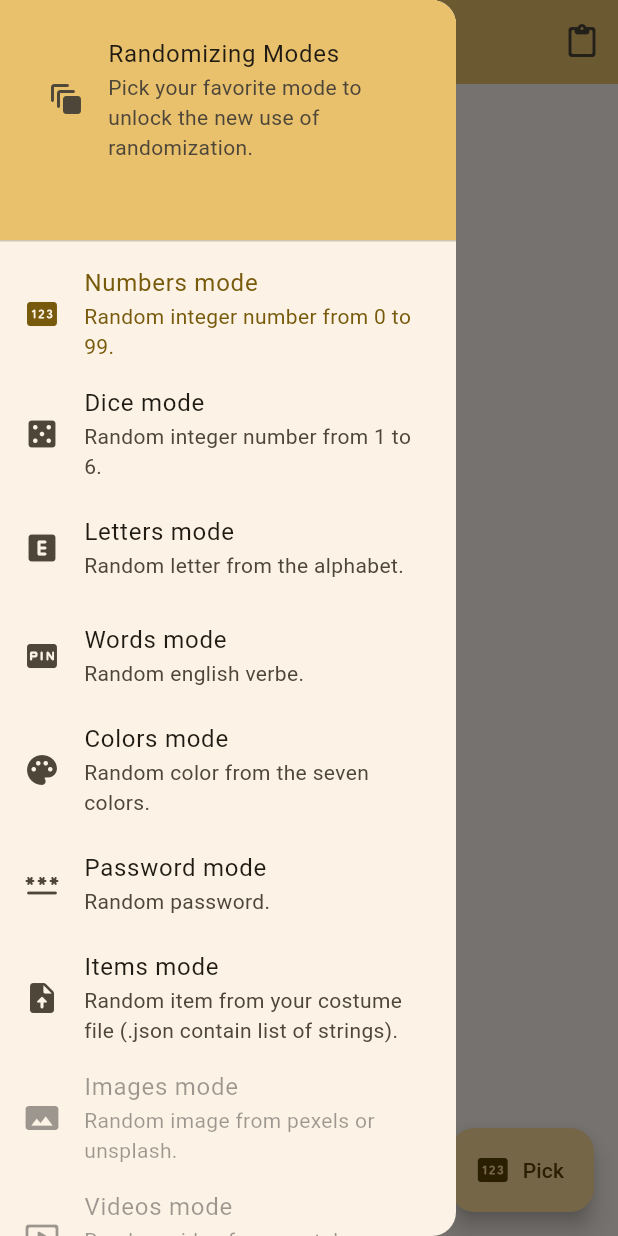
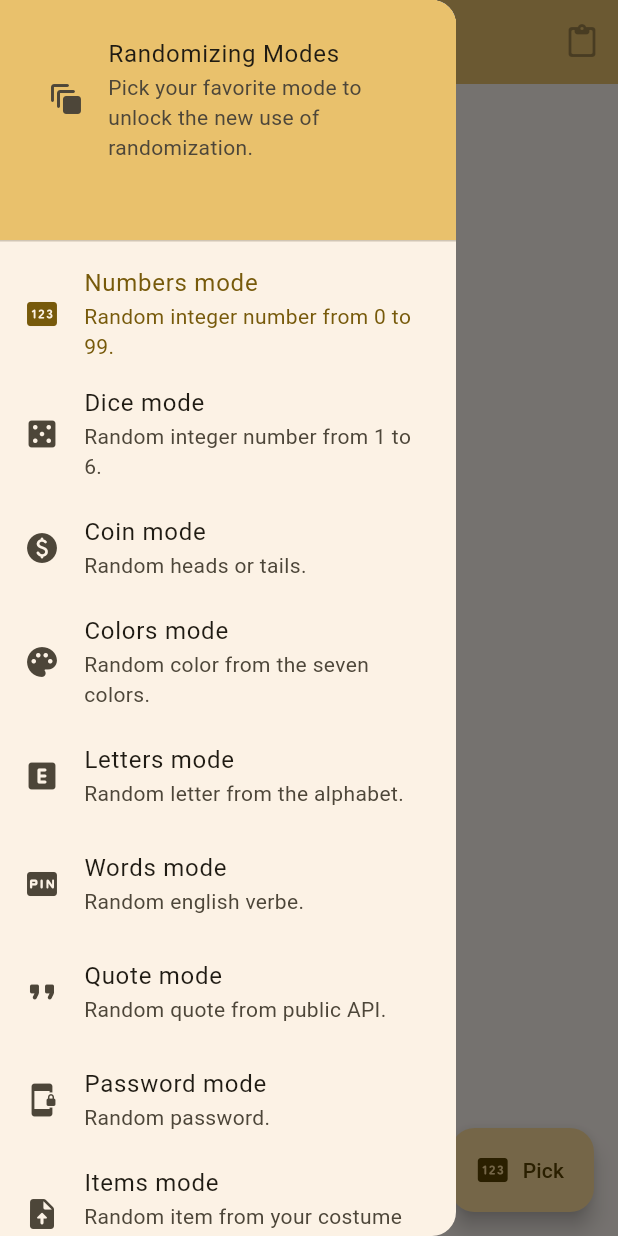
Before and after one commit to Meauh/randomizer, a Flutter app: the screen it shows after launch, with the side drawer open, on a phone screen of 412 x 824 dp. Run offline on Flutter 3.47's test engine with Material 3 defaults, Android fonts, the phone set to English and light mode, and no system bars; our stand-ins replace file_picker; missing offline and left inert: word_generator.

Commit message:
feat: add coin mode, add quote mode. - fix copy button (disabled state).

```diff
--- a/lib/main.dart
+++ b/lib/main.dart
@@ -90,6 +90,13 @@ class _MyHomePageState extends State<MyHomePage> {
       Icon(Icons.looks_one_rounded),
     ),
     ("Dice", "dice", "integer number from 1 to 6.", Icon(Icons.casino_rounded)),
+    ("Coin", "coin", "heads or tails.", Icon(Icons.paid_rounded)),
+    (
+      "Colors",
+      "color",
+      "color from the seven colors.",
+      Icon(Icons.palette_rounded),
+    ),
     (
       "Letters",
       "caract",
@@ -98,18 +105,18 @@ class _MyHomePageState extends State<MyHomePage> {
     ),
     ("Words", "word", "english verbe.", Icon(Icons.fiber_pin_rounded)),
     (
-      "Colors",
-      "color",
-      "color from the seven colors.",
-      Icon(Icons.palette_rounded),
+      "Quote",
+      "quote",
+      "quote from public API.",
+      Icon(Icons.format_quote_rounded),
     ),
+    ("Password", "pass", "password.", Icon(Icons.phonelink_lock_rounded)),
     (
       "Items",
       "file",
       "item from your costume file (.json contain list of strings).",
       Icon(Icons.upload_file_rounded),
     ),
-    ("Password", "pass", "password.", Icon(Icons.password_rounded)),
     ("Images", "img", "image from pexels or unsplash.", Icon(Icons.panorama)),
     (
       "Videos",
@@ -117,7 +124,6 @@ class _MyHomePageState extends State<MyHomePage> {
       "video from youtube playlist.",
       Icon(Icons.ondemand_video_rounded),
     ),
-    ("Coin", "coin", "heads or tails.", Icon(Icons.paid_rounded)),
   ];
 
   void _pickRandom() {
@@ -159,6 +165,12 @@ class _MyHomePageState extends State<MyHomePage> {
         case "img":
           _pickRandomImage();
           break;
+        case "quote":
+          _pickRandomQuote();
+          break;
+        case "coin":
+          _pickRandomCoin();
+          break;
         default:
           _pickRandomInt();
           break;
@@ -186,6 +198,11 @@ class _MyHomePageState extends State<MyHomePage> {
   void _pickRandomPass() => _randomValue = passGenerator.generatePassword();
   void _pickRandomColor() =>
       _randomValue = colors[Random().nextInt(colors.length)];
+  void _pickRandomCoin() {
+    List<String> coinFaces = ["Heads", "Tails"];
+    _randomValue = coinFaces[Random().nextInt(2)];
+  }
+
   Future<void> _pickRandomFromFile() async {
     if (listFromFile.isEmpty) {
       var list = await pickAndLoadStringListFromJson();
@@ -234,6 +251,32 @@ class _MyHomePageState extends State<MyHomePage> {
       ScaffoldMessenger.of(
         context,
       ).showSnackBar(SnackBar(content: Text('Error fetching image: $e')));
+    }
+  }
+
+  Future<void> _pickRandomQuote() async {
+    const url = 'http://api.quotable.io/random';
+
+    try {
+      final response = await http.get(Uri.parse(url));
+
+      if (response.statusCode == 200) {
+        final data = json.decode(response.body);
+        final quoteBody = data['content'] + " - By " + data['author'];
+        setState(() {
+          _randomValue = quoteBody;
+        });
+      } else {
+        ScaffoldMessenger.of(context).showSnackBar(
+          SnackBar(
+            content: Text('Failed to load quote: ${response.statusCode}'),
+          ),
+        );
+      }
+    } catch (e) {
+      ScaffoldMessenger.of(
+        context,
+      ).showSnackBar(SnackBar(content: Text('Error fetching quote: $e')));
     }
   }
 
@@ -318,6 +361,7 @@ class _MyHomePageState extends State<MyHomePage> {
                   'Pick your favorite mode to unlock the new use of randomization.',
                 ),
               ),
+              //TODO create new list button
             ),
 
             ListTile(
@@ -360,19 +404,19 @@ class _MyHomePageState extends State<MyHomePage> {
               // enabled: false,
             ),
             ListTile(
+              leading: modes[6].$4,
+              title: Text('${modes[6].$1} mode'),
+              subtitle: Text('Random ${modes[6].$3}'),
+              selected: activeMode == 6,
+              onTap: () => _changeMode(modeIndex: 6),
+              // enabled: false,
+            ),
+            ListTile(
               leading: modes[7].$4,
               title: Text('${modes[7].$1} mode'),
               subtitle: Text('Random ${modes[7].$3}'),
               selected: activeMode == 7,
               onTap: () => _changeMode(modeIndex: 7),
-              // enabled: false,
-            ),
-            ListTile(
-              leading: modes[6].$4,
-              title: Text('${modes[6].$1} mode'),
-              subtitle: Text('Random ${modes[6].$3}'),
-              selected: activeMode == 6,
-              onTap: () => _changeMode(modeIndex: 6),
               // enabled: false,
             ),
             // Divider(indent: 24, endIndent: 24),
@@ -382,7 +426,7 @@ class _MyHomePageState extends State<MyHomePage> {
               subtitle: Text('Random ${modes[8].$3}'),
               selected: activeMode == 8,
               onTap: () => _changeMode(modeIndex: 8),
-              enabled: false,
+              // enabled: false,
             ),
             ListTile(
               leading: modes[9].$4,
@@ -390,6 +434,22 @@ class _MyHomePageState extends State<MyHomePage> {
               subtitle: Text('Random ${modes[9].$3}'),
               selected: activeMode == 9,
               onTap: () => _changeMode(modeIndex: 9),
+              // enabled: false,
+            ),
+            ListTile(
+              leading: modes[10].$4,
+              title: Text('${modes[10].$1} mode'),
+              subtitle: Text('Random ${modes[10].$3}'),
+              selected: activeMode == 10,
+              onTap: () => _changeMode(modeIndex: 10),
+              enabled: false,
+            ),
+            ListTile(
+              leading: modes[11].$4,
+              title: Text('${modes[11].$1} mode'),
+              subtitle: Text('Random ${modes[11].$3}'),
+              selected: activeMode == 11,
+              onTap: () => _changeMode(modeIndex: 11),
               enabled: false,
             ),
             Divider(indent: 12, endIndent: 12),
@@ -483,8 +543,11 @@ class _MyHomePageState extends State<MyHomePage> {
         actions: <Widget>[
           IconButton(
             icon: Icon(Icons.content_paste_rounded),
-            tooltip: 'Copy to clipboard.',
-            onPressed: () => copyClipboard(),
+            tooltip:
+                (_randomValue != null)
+                    ? 'Copy to clipboard'
+                    : 'Pick something first',
+            onPressed: (_randomValue != null) ? copyClipboard : null,
           ),
           /*IconButton(
             icon: modes[activeMode].$4,
```
